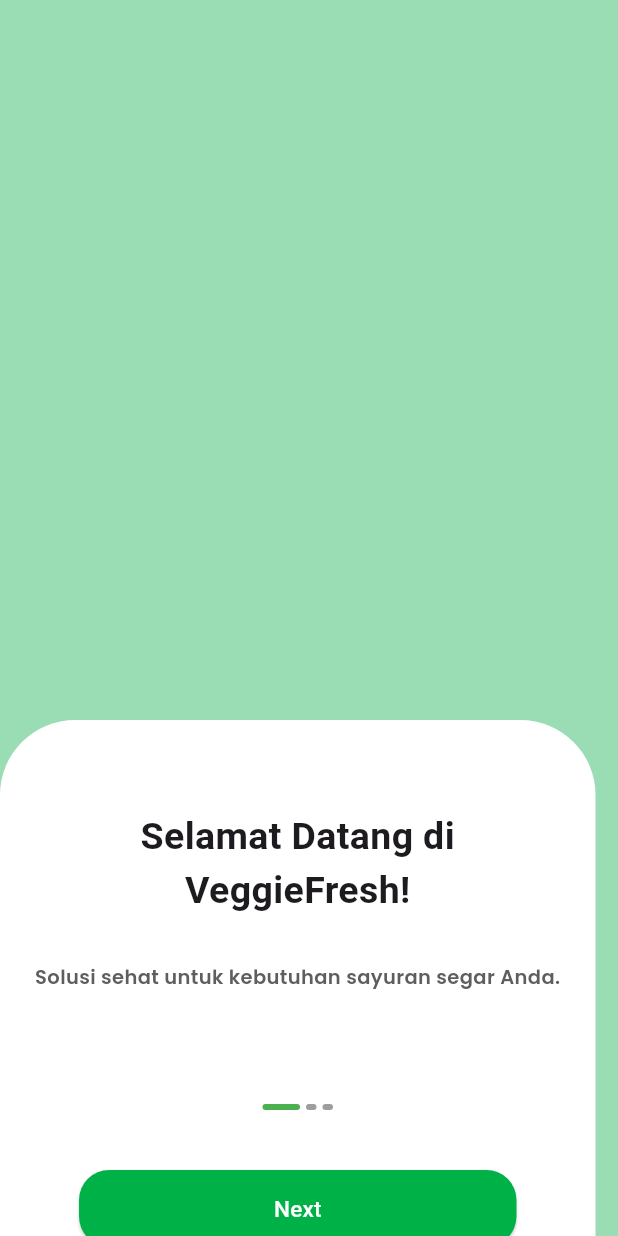
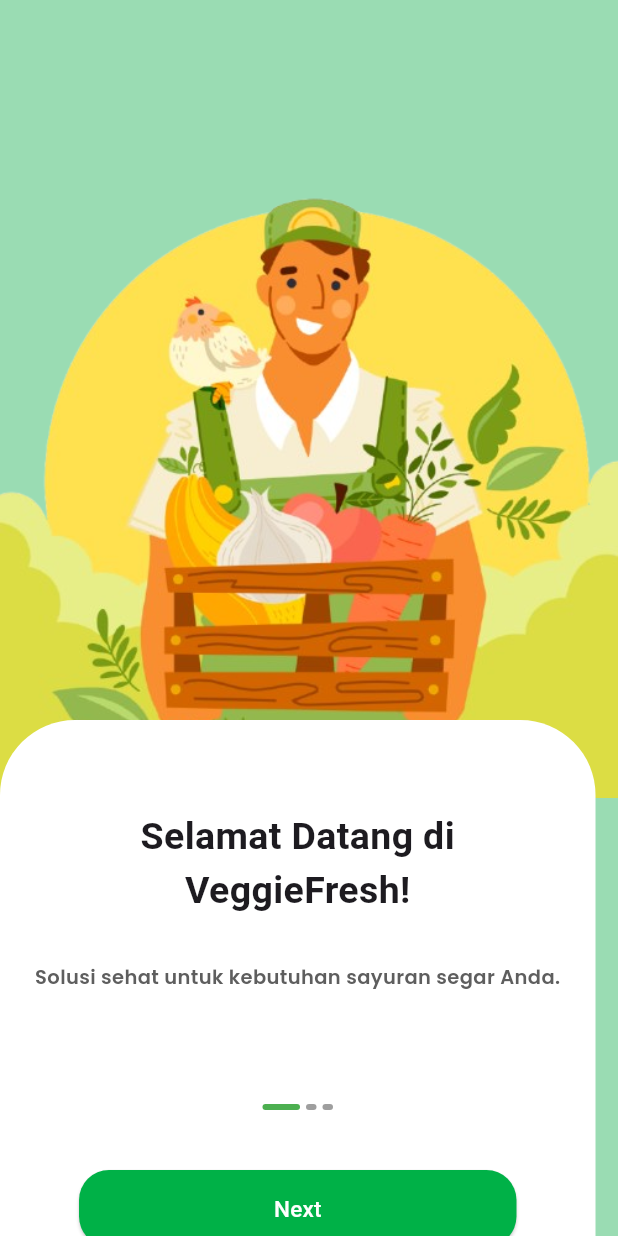
Before and after one commit to Ikhvan3/shamo_app, a Flutter app: the screen it shows after launch, on a phone screen of 412 x 824 dp. Run offline on Flutter 3.47's test engine with Material 3 defaults, Android fonts, the phone set to English and light mode, and no system bars; drawn by our look-alikes of showcaseview; our stand-ins replace carousel_slider, cloud_firestore, firebase_auth, firebase_core, google_fonts, shared_preferences; missing offline and left inert: midtrans_snap, mobile_scanner; accounts and stored records are empty; network calls fail.

Commit message:
konfigurasi 2

```diff
--- a/lib/pages/start/startpage1.dart
+++ b/lib/pages/start/startpage1.dart
@@ -102,6 +102,10 @@ class _StartPage1State extends State<StartPage1>
           Container(
             child: Stack(
               children: [
+                Image.asset(
+                  'assets/image_start1.png',
+                  width: 600,
+                ),
                 Container(
                   margin: EdgeInsets.only(top: 360),
                   height: 376,
```
